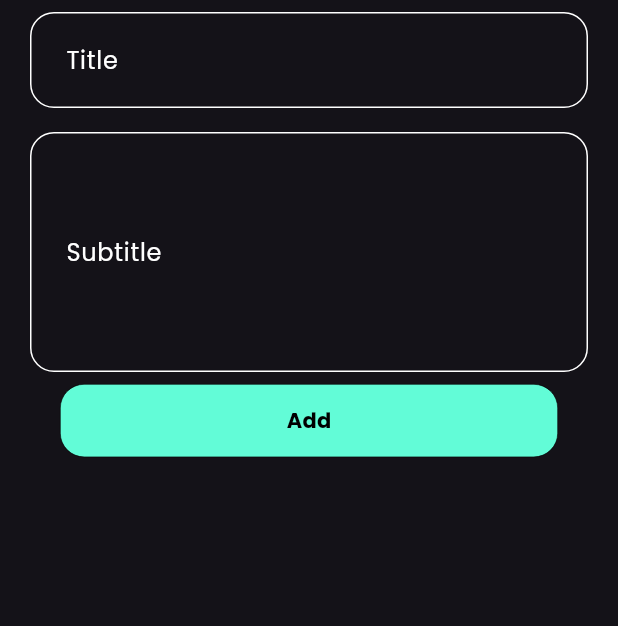
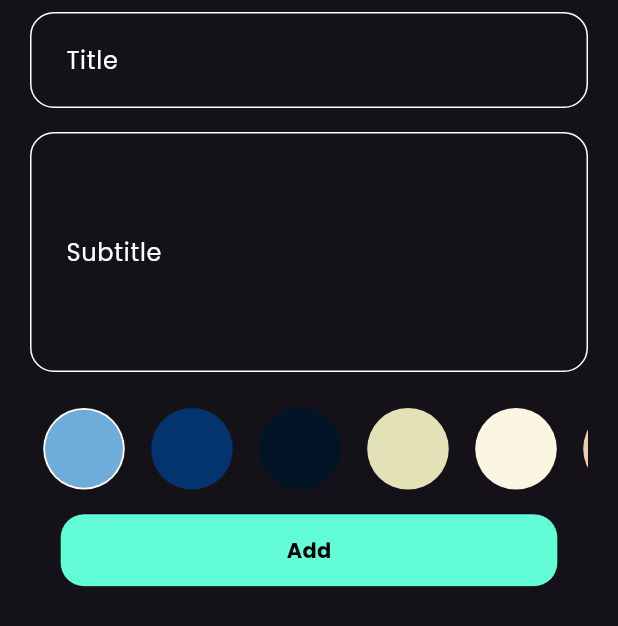
Before and after one commit to H0SAM7/NotesApp, a Flutter app: the AddNoteForm widget shown alone on an empty page, opened directly, on a phone screen of 412 x 824 dp. Shown: the top 626 px of the screen. Run offline on Flutter 3.47's test engine with Material 3 defaults, Android fonts, the phone set to English and light mode, and no system bars; our stand-ins replace bloc, flutter_bloc, google_fonts, hive, hive_flutter, loading_indicator; accounts and stored records are empty.

Commit message:
create color list view

```diff
--- a/lib/widgets/add_note_text_form.dart
+++ b/lib/widgets/add_note_text_form.dart
@@ -4,6 +4,7 @@ import 'package:intl/intl.dart';
 import 'package:notes_app/constants.dart';
 import 'package:notes_app/cubits/add_note_cubit/add_notes_cubit_cubit.dart';
 import 'package:notes_app/models/note_model.dart';
+import 'package:notes_app/widgets/color_list_view.dart';
 import 'package:notes_app/widgets/custom_button.dart';
 import 'package:notes_app/widgets/custom_text_field.dart';
 
@@ -41,19 +42,23 @@ class _AddNoteFormState extends State<AddNoteForm> {
             },
             maxline: 5,
           ),
+          Padding(
+             padding: const EdgeInsets.symmetric(vertical: 8, horizontal: 20),
+            child: ColorListView(),
+          ),
           BlocBuilder<AddNotesCubit, AddNotesCubitState>(
             builder: (context, state) {
               return CustomButton(
                 buttonName: 'Add',
-                isloading: state is AddNoteLoading? true:false,
+                isloading: state is AddNoteLoading ? true : false,
                 border: true,
                 color: mainColor,
                 txtcolor: Colors.black,
                 onTap: () {
                   if (formKey.currentState!.validate()) {
                     formKey.currentState!.save();
-                    var currentdate=DateTime.now();
-                    var formatedDate=DateFormat.yMd().format(currentdate);
+                    var currentdate = DateTime.now();
+                    var formatedDate = DateFormat.yMd().format(currentdate);
                     NoteModel note = NoteModel(
                         title: title!,
                         subtitle: subtitle!,
--- /dev/null
+++ b/lib/widgets/color_list_view.dart
@@ -0,0 +1,66 @@
+import 'package:flutter/material.dart';
+
+class Coloritem extends StatelessWidget {
+  const Coloritem({super.key, required this.isactive, required this.color});
+  final bool isactive ;
+  final Color color;
+  @override
+  Widget build(BuildContext context) {
+    return isactive
+        ?  CircleAvatar(
+            radius: 32,
+            backgroundColor: Colors.white,
+            child: CircleAvatar(
+              radius: 26,
+              backgroundColor: color,
+            ),
+          )
+        :  CircleAvatar(
+            radius: 32,
+            backgroundColor: color
+          );
+  }
+}
+
+class ColorListView extends StatefulWidget {
+  ColorListView({super.key});
+
+  @override
+  State<ColorListView> createState() => _ColorListViewState();
+}
+
+class _ColorListViewState extends State<ColorListView> {
+  List<Color> colors = const [
+    Color.fromRGBO(110, 172, 218, 1), // rgb(110, 172, 218)
+    Color.fromRGBO(3, 52, 110, 1), // rgb(3, 52, 110)
+    Color.fromRGBO(2, 21, 38, 1), // rgb(2, 21, 38)
+    Color.fromRGBO(226, 226, 182, 1), // rgb(226, 226, 182)
+    Color.fromRGBO(251, 246, 226, 1), // rgb(251, 246, 226)
+    Color.fromRGBO(236, 206, 174, 1), // rgb(236, 206, 174)
+    Color.fromRGBO(230, 131, 105, 1), // rgb(230, 131, 105)
+    Color.fromRGBO(19, 24, 66, 1), // rgb(19, 24, 66)
+  ];
+int currentIndex=0;
+  @override
+  Widget build(BuildContext context) {
+    return SizedBox(
+      height: 32 * 2.2,
+      child: ListView.builder(
+          scrollDirection: Axis.horizontal,
+          itemCount: colors.length,
+          itemBuilder: (context, ind) {
+            return Padding(
+              padding: const EdgeInsets.symmetric(horizontal: 4.0, vertical: 8),
+              child: GestureDetector(
+                onTap: (){
+                  currentIndex=ind;
+                  setState(() {
+
+                  });
+                },
+                child: Coloritem(isactive: currentIndex==ind,color: colors[ind],)),
+            );
+          }),
+    );
+  }
+}
```
